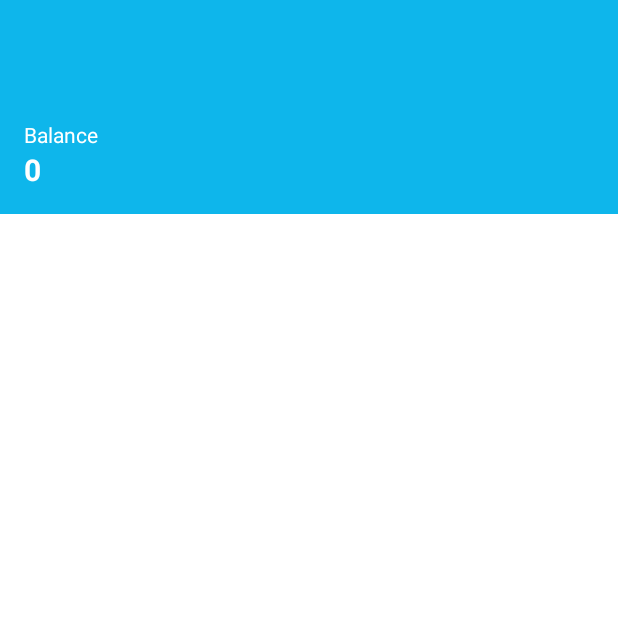
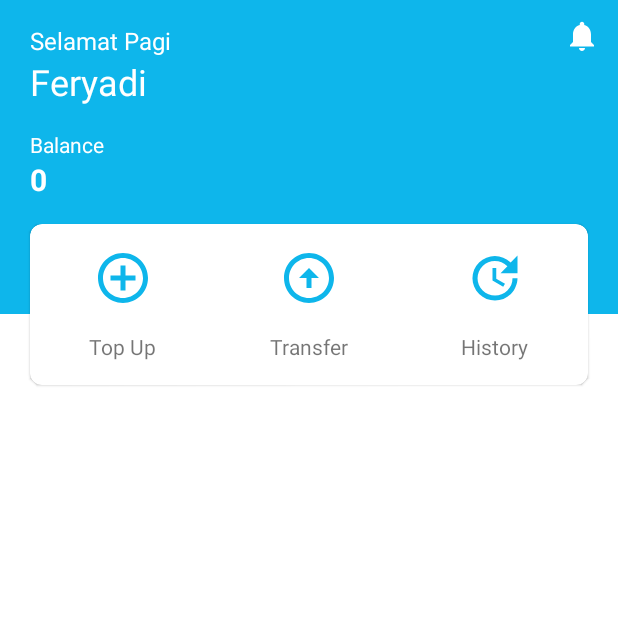
Before and after one commit to feryadialoi/bayu-android, an Android app: the HomeFragment screen opened through its navigation route, on a phone screen of 412 x 824 dp, the top half of it. Run offline under Robolectric (Android 15) with nearby library versions, the phone set to English and light mode, and no system bars; our stand-ins replace Dagger/Hilt's generated code, EventBus; network calls fail; 1 statement that could not run was skipped.

Commit message:
implement greeting and featured menu in home

```diff
--- a/app/src/main/java/dev/feryadi/bayu/HomeFragment.kt
+++ b/app/src/main/java/dev/feryadi/bayu/HomeFragment.kt
@@ -1,17 +1,21 @@
 package dev.feryadi.bayu
 
 import android.os.Bundle
+import android.os.Message
 import android.util.Log
 import androidx.fragment.app.Fragment
 import android.view.LayoutInflater
 import android.view.View
 import android.view.ViewGroup
+import androidx.navigation.fragment.findNavController
 import dagger.hilt.android.AndroidEntryPoint
 import dev.feryadi.bayu.databinding.FragmentHomeBinding
 import dev.feryadi.bayu.model.network.response.BalanceResponse
 import dev.feryadi.bayu.persistence.localpersistence.AuthSharedPreference
 import dev.feryadi.bayu.resourcestate.State
 import dev.feryadi.bayu.viewmodel.UserBalanceViewModel
+import java.text.NumberFormat
+import java.util.*
 import javax.inject.Inject
 
 @AndroidEntryPoint
@@ -40,18 +44,26 @@ class HomeFragment : Fragment() {
     ): View {
         viewBinding = FragmentHomeBinding.inflate(inflater, container, false)
 
+        initView()
+
         getUserBalance()
 
         return viewBinding.root
     }
 
     private fun initView() {
-        userBalanceSubscribe()
+        viewBinding.fmHomeTopUp.setOnClickListener {
+            findNavController().navigate(HomeFragmentDirections.actionHomeFragmentToTopUpFragment())
+        }
+        viewBinding.fmHomeTransfer.setOnClickListener {
+            findNavController().navigate(HomeFragmentDirections.actionHomeFragmentToTransferFragment())
+        }
+        viewBinding.fmHomeHistory.setOnClickListener {
+            findNavController().navigate(HomeFragmentDirections.actionHomeFragmentToHistoryFragment())
+        }
     }
 
-    private fun userBalanceSubscribe() {
 
-    }
 
     private fun getUserBalance() {
         val userId = authSharedPreference.getUserId()
@@ -79,7 +91,9 @@ class HomeFragment : Fragment() {
 
         viewBinding.pbHome.visibility = View.GONE
 
-        viewBinding.tvHomeBalanceAmount.text = balanceResponse.balance.toString()
+        val locale = Locale("in", "ID")
+        val numberFormat = NumberFormat.getCurrencyInstance(locale)
+        viewBinding.tvHomeBalanceAmount.text = numberFormat.format(balanceResponse.balance)
     }
 
     private fun getUserBalanceError(error: Exception) {
--- a/app/src/main/res/layout/fragment_home.xml
+++ b/app/src/main/res/layout/fragment_home.xml
@@ -1,9 +1,9 @@
 <?xml version="1.0" encoding="utf-8"?>
 <FrameLayout xmlns:android="http://schemas.android.com/apk/res/android"
+    xmlns:app="http://schemas.android.com/apk/res-auto"
     xmlns:tools="http://schemas.android.com/tools"
     android:layout_width="match_parent"
     android:layout_height="match_parent"
-    xmlns:app="http://schemas.android.com/apk/res-auto"
     tools:context=".HomeFragment">
 
     <androidx.constraintlayout.widget.ConstraintLayout
@@ -26,8 +26,34 @@
 
             <androidx.appcompat.widget.LinearLayoutCompat
                 android:layout_width="match_parent"
-                android:layout_height="64dp"
-                android:background="?attr/colorPrimary">
+                android:layout_height="wrap_content"
+                android:background="?attr/colorPrimary"
+                android:orientation="horizontal">
+
+                <dev.feryadi.bayu.view.Greeting
+                    android:layout_width="wrap_content"
+                    android:layout_height="wrap_content"
+                    android:layout_marginLeft="20dp"
+                    android:layout_marginTop="16dp"
+                    android:layout_weight="1"
+                    app:message="Selamat Pagi"
+                    app:messageColor="?attr/colorOnPrimary"
+                    app:messageSize="16sp"
+                    app:name="Feryadi"
+                    app:nameColor="?attr/colorOnPrimary"
+                    app:nameSize="24sp" />
+
+                <com.google.android.material.button.MaterialButton
+                    style="@style/Widget.MaterialComponents.Button.UnelevatedButton"
+                    android:layout_width="48dp"
+                    android:layout_height="48dp"
+                    android:background="?android:attr/selectableItemBackground"
+                    android:padding="0dp"
+                    app:icon="@drawable/ic_baseline_notifications_24"
+                    app:iconGravity="textStart"
+                    app:iconPadding="0dp"
+                    app:iconTint="?attr/colorOnPrimary" />
+
 
             </androidx.appcompat.widget.LinearLayoutCompat>
 
@@ -36,7 +62,10 @@
                 android:layout_height="wrap_content"
                 android:background="?attr/colorPrimary"
                 android:orientation="vertical"
-                android:padding="16dp">
+                android:paddingHorizontal="20dp"
+                android:paddingTop="16dp"
+                android:paddingBottom="76dp">
+
 
                 <androidx.appcompat.widget.AppCompatTextView
                     android:layout_width="match_parent"
@@ -54,6 +83,48 @@
                     android:textStyle="bold" />
 
             </androidx.appcompat.widget.LinearLayoutCompat>
+
+            <com.google.android.material.card.MaterialCardView
+                android:layout_width="match_parent"
+                android:layout_height="wrap_content"
+                android:layout_marginHorizontal="20dp"
+                android:layout_marginTop="-60dp"
+                app:cardCornerRadius="8dp">
+
+                <androidx.appcompat.widget.LinearLayoutCompat
+                    android:layout_width="match_parent"
+                    android:layout_height="match_parent"
+                    android:orientation="horizontal">
+
+                    <dev.feryadi.bayu.view.FeaturedIMenu
+                        android:id="@+id/fm_home_top_up"
+                        android:layout_width="0dp"
+                        android:layout_height="wrap_content"
+                        android:layout_weight="1"
+                        app:icon="@drawable/ic_baseline_add_circle_outline_24"
+                        app:title="@string/home.top_up" />
+
+                    <dev.feryadi.bayu.view.FeaturedIMenu
+                        android:id="@+id/fm_home_transfer"
+                        android:layout_width="0dp"
+                        android:layout_height="wrap_content"
+                        android:layout_weight="1"
+                        app:icon="@drawable/ic_baseline_arrow_circle_up_24"
+                        app:title="@string/home.transfer" />
+
+                    <dev.feryadi.bayu.view.FeaturedIMenu
+                        android:id="@+id/fm_home_history"
+                        android:layout_width="0dp"
+                        android:layout_height="wrap_content"
+                        android:layout_weight="1"
+                        app:icon="@drawable/ic_baseline_update_24"
+                        app:title="@string/home.history" />
+
+                </androidx.appcompat.widget.LinearLayoutCompat>
+
+
+            </com.google.android.material.card.MaterialCardView>
+
         </androidx.appcompat.widget.LinearLayoutCompat>
     </androidx.constraintlayout.widget.ConstraintLayout>
 
```
